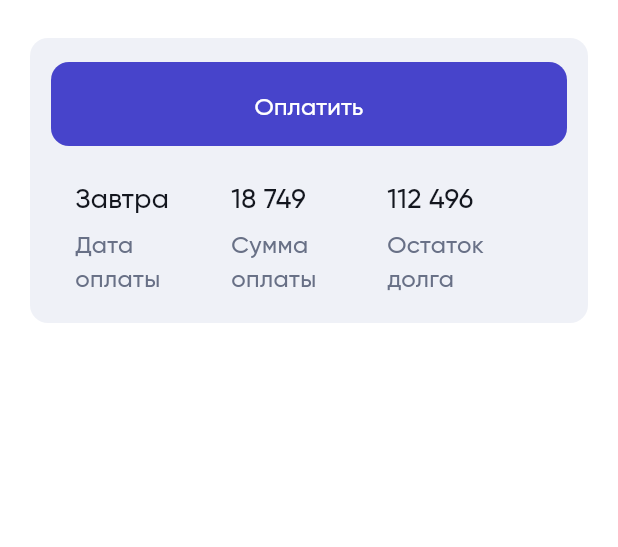
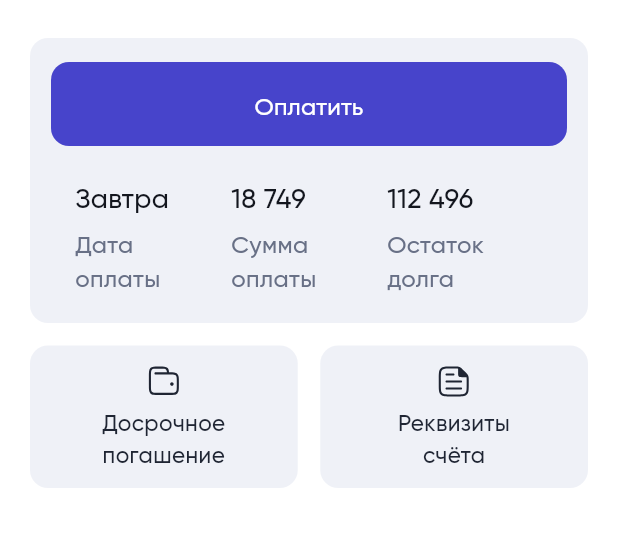
Before and after one commit to x4dead/ONYX-ui, a Flutter app: the PaymentSchedulePage screen opened by its route, on a phone screen of 412 x 824 dp, the part 67-614 px from its top. Run offline on Flutter 3.47's test engine with Material 3 defaults, Android fonts, the phone set to English and light mode, and no system bars; our stand-ins replace cached_network_image, flutter_masked_text2, flutter_riverpod, flutter_svg, go_router, shared_preferences; accounts and stored records are empty; generated files the repository leaves out were written again.

Commit message:
Убрал островок справа во время скролла, сверстал горизонтальные кнопки Досрочного погашения и Реквизита счёта

```diff
--- a/lib/l10n/app_kz.arb
+++ b/lib/l10n/app_kz.arb
@@ -39,8 +39,8 @@
   "balanceOwed":"Қарыз\nбаланс",
   "paymentAmount":"Төлем\nсомасы",
   "paymentDate":"Төлеу\nкүні",
-  "earlyRepayment":"Мерзімінен бұрын өтеу",
-  "accountDetails":"Есептік жазба мәліметтері",
+  "earlyRepayment":"Мерзімінен бұрын\nөтеу",
+  "accountDetails":"Есептік жазба\nмәліметтері",
   "payments":"төлемдер",
   "today":"Бүгін",
   "yesterday":"Кеше",
--- a/lib/l10n/app_ru.arb
+++ b/lib/l10n/app_ru.arb
@@ -39,8 +39,8 @@
   "balanceOwed":"Остаток\nдолга",
   "paymentAmount":"Сумма\nоплаты",
   "paymentDate":"Дата\nоплаты",
-  "earlyRepayment":"Досрочное погашение",
-  "accountDetails":"Реквизиты счёта",
+  "earlyRepayment":"Досрочное\nпогашение",
+  "accountDetails":"Реквизиты\nсчёта",
   "payments":"платежей",
   "today":"Сегодня",
   "yesterday":"Вчера",
--- a/lib/main.dart
+++ b/lib/main.dart
@@ -3,6 +3,7 @@ import 'package:flutter_localizations/flutter_localizations.dart';
 import 'package:flutter_riverpod/flutter_riverpod.dart';
 import 'package:onyx_ui/l10n/l10n.dart';
 import 'package:onyx_ui/modules/signal_service/river/river.dart';
+import 'package:onyx_ui/utils/extensions/no_thumb_scroll_behavior.dart';
 import 'package:onyx_ui/utils/router/router.dart';
 import 'package:onyx_ui/utils/user_pref.dart';
 import 'package:flutter_gen/gen_l10n/app_localizations.dart';
@@ -22,6 +23,7 @@ class MyApp extends ConsumerWidget {
     final router = AppRouter.router;
     return MaterialApp.router(
       title: 'ONYX',
+      scrollBehavior: NoThumbScrollBehavior().copyWith(scrollbars: false),
       debugShowCheckedModeBanner: false,
       theme: ThemeData(
         useMaterial3: true,
--- a/lib/ui/pages/payment_schedule_page/payment_schedule_page.dart
+++ b/lib/ui/pages/payment_schedule_page/payment_schedule_page.dart
@@ -2,6 +2,7 @@ import 'package:flutter/material.dart';
 import 'package:flutter_svg/svg.dart';
 import 'package:go_router/go_router.dart';
 import 'package:onyx_ui/themes/colors/app_colors.dart';
+import 'package:onyx_ui/ui/pages/payment_schedule_page/widgets/hor_buttons_widget.dart';
 import 'package:onyx_ui/ui/pages/payment_schedule_page/widgets/payment_info_widget.dart';
 import 'package:onyx_ui/ui/widgets/custom_app_bar.dart';
 import 'package:onyx_ui/ui/widgets/drawer_menu.dart';
@@ -40,7 +41,11 @@ class PaymentSchedulePage extends StatelessWidget {
             bottom: 10,
             top: 10),
         child: const CustomScrollView(
-          slivers: [SliverToBoxAdapter(child: PaymentInfoWidget())],
+          slivers: [
+            SliverToBoxAdapter(child: PaymentInfoWidget()),
+            SliverToBoxAdapter(child: kSBH15),
+            SliverToBoxAdapter(child: HorButtonsWidget())
+          ],
         ),
       ),
     );
--- /dev/null
+++ b/lib/ui/pages/payment_schedule_page/widgets/hor_buttons_widget.dart
@@ -0,0 +1,63 @@
+import 'package:flutter/material.dart';
+import 'package:flutter_svg/svg.dart';
+import 'package:onyx_ui/themes/colors/app_colors.dart';
+import 'package:onyx_ui/themes/text_style/text_style.dart';
+import 'package:onyx_ui/ui/widgets/splash_button.dart';
+import 'package:onyx_ui/utils/constants/ui_constants.dart';
+import 'package:onyx_ui/utils/extensions/context_localization.dart';
+import 'package:onyx_ui/utils/resources/app_images.dart';
+
+class HorButtonsWidget extends StatelessWidget {
+  const HorButtonsWidget({
+    super.key,
+  });
+
+  @override
+  Widget build(BuildContext context) {
+    final localization = context.localization;
+    context.localization;
+    return Row(
+        children: List.generate((2 * 2) - 1, (index) {
+      if (index.isEven) {
+        final itemIndex = index ~/ 2;
+        final buttons = [
+          (AppImages.wallet, localization.earlyRepayment),
+          (AppImages.document, localization.accountDetails)
+        ];
+        return Flexible(
+          child: Container(
+            width: double.infinity,
+            decoration: const BoxDecoration(
+                color: AppColors.colorGray80,
+                borderRadius: allCircularRadius12),
+            clipBehavior: Clip.hardEdge,
+            child: SplashButton(
+              onTap: () {},
+              child: Padding(
+                padding: kPV12R12.copyWith(right: 10, left: 10),
+                child: Column(
+                  mainAxisAlignment: MainAxisAlignment.center,
+                  children: [
+                    SvgPicture.asset(
+                      buttons[itemIndex].$1,
+                      colorFilter: const ColorFilter.mode(
+                          AppColors.colorGray0, BlendMode.srcIn),
+                    ),
+                    kSBH5,
+                    Text(
+                      buttons[itemIndex].$2,
+                      textAlign: TextAlign.center,
+                      style: AppTextStyle.w500s15
+                          .copyWith(color: AppColors.colorGray0),
+                    )
+                  ],
+                ),
+              ),
+            ),
+          ),
+        );
+      }
+      return kSBW15;
+    }));
+  }
+}
--- /dev/null
+++ b/lib/utils/extensions/no_thumb_scroll_behavior.dart
@@ -0,0 +1,12 @@
+import 'package:flutter/gestures.dart';
+import 'package:flutter/material.dart';
+
+class NoThumbScrollBehavior extends ScrollBehavior {
+  @override
+  Set<PointerDeviceKind> get dragDevices => {
+        PointerDeviceKind.touch,
+        PointerDeviceKind.mouse,
+        PointerDeviceKind.stylus,
+        PointerDeviceKind.trackpad,
+      };
+}
```
